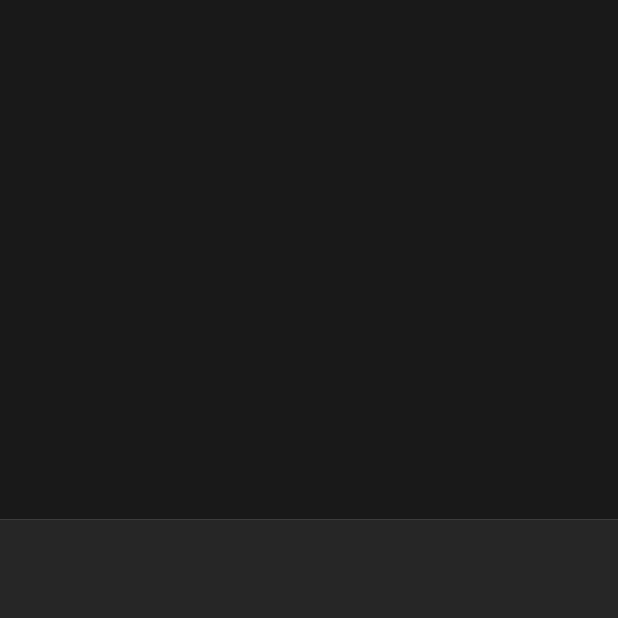
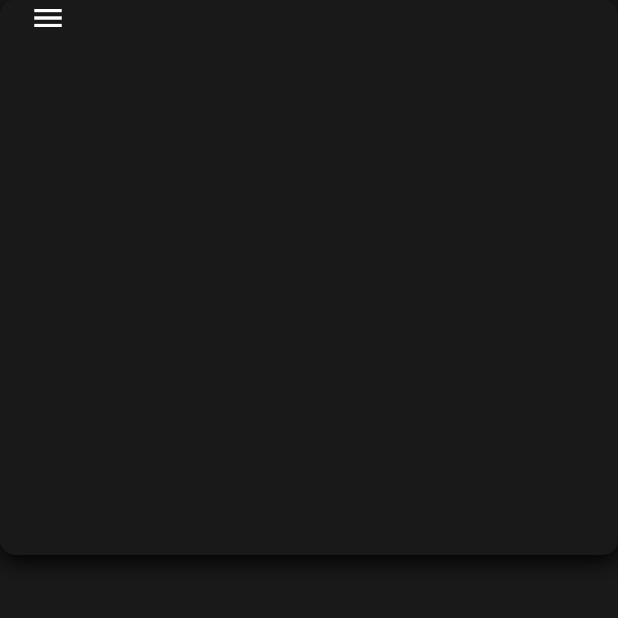
Before and after one commit to Swaforde/flutter_calculator, a Flutter app: the screen it shows after launch, on a phone screen of 412 x 824 dp, the top half of it. Run offline on Flutter 3.47's test engine with Material 2 defaults, Android fonts, the phone set to English and light mode, and no system bars; our stand-ins replace hexcolor.

Commit message:
UI update

```diff
--- a/lib/screens/main_page.dart
+++ b/lib/screens/main_page.dart
@@ -13,25 +13,37 @@ class _MainPageState extends State<MainPage> {
   @override
   Widget build(BuildContext context) {
     return Scaffold(
-      body: LayoutBuilder(
-        builder: (BuildContext context, BoxConstraints constraints) {
-          return Column(
+      body: Container(
+        color: HexColor('#191919'),
+        child: Column(
+          mainAxisAlignment: MainAxisAlignment.start,
           children: <Widget>[
             Container(
+              alignment: Alignment.topCenter,
+              padding: const EdgeInsets.symmetric(horizontal: 20),
               width: double.infinity,
-                height: constraints.maxHeight * 0.42,
+              height: 370,
               decoration: BoxDecoration(
                 color: HexColor('#191919'),
+                borderRadius: BorderRadius.circular(10),
+                boxShadow: const [
+                  BoxShadow(
+                    color: Colors.black,
+                    blurRadius: 12,
+                    offset: Offset(0, 4),
+                  ),
+                ],
+              ),
+              child: const SafeArea (
+                child: Row(
+                  children: <Widget>[
+                    Icon(Icons.menu, color: Colors.white),
+                  ],
                 ),
               ),
-              Container(
-                width: double.infinity,
-                height: constraints.maxHeight * 0.58,
-                color: HexColor('#262626'),
             ),
           ],
-          );
-        },
+        ),
       ),
     );
   }
```
Lines whose indentation alone changed are shown as unchanged.
